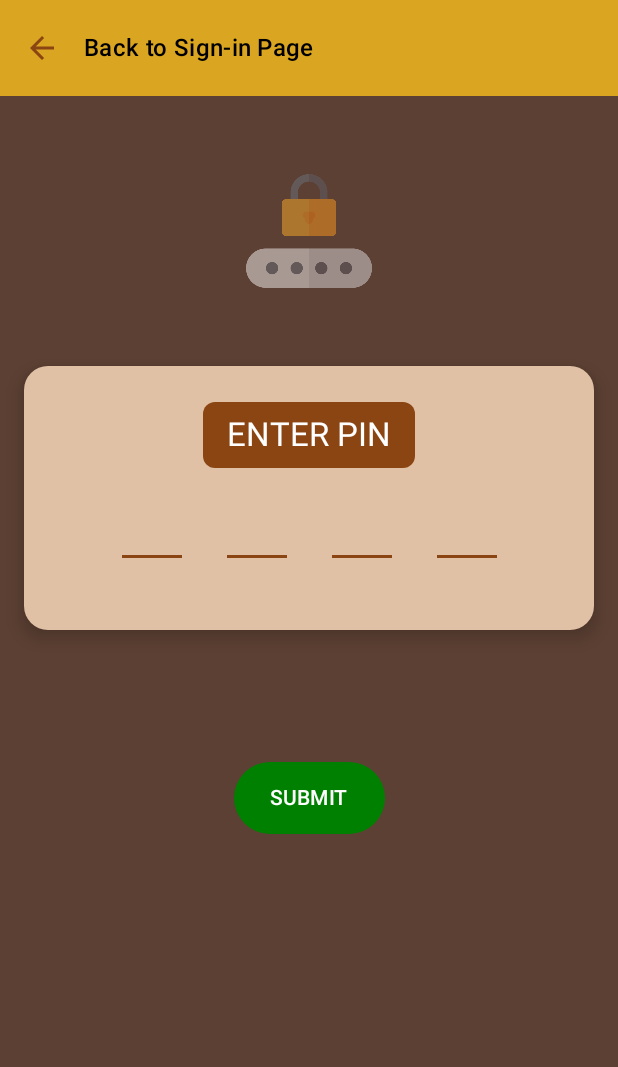
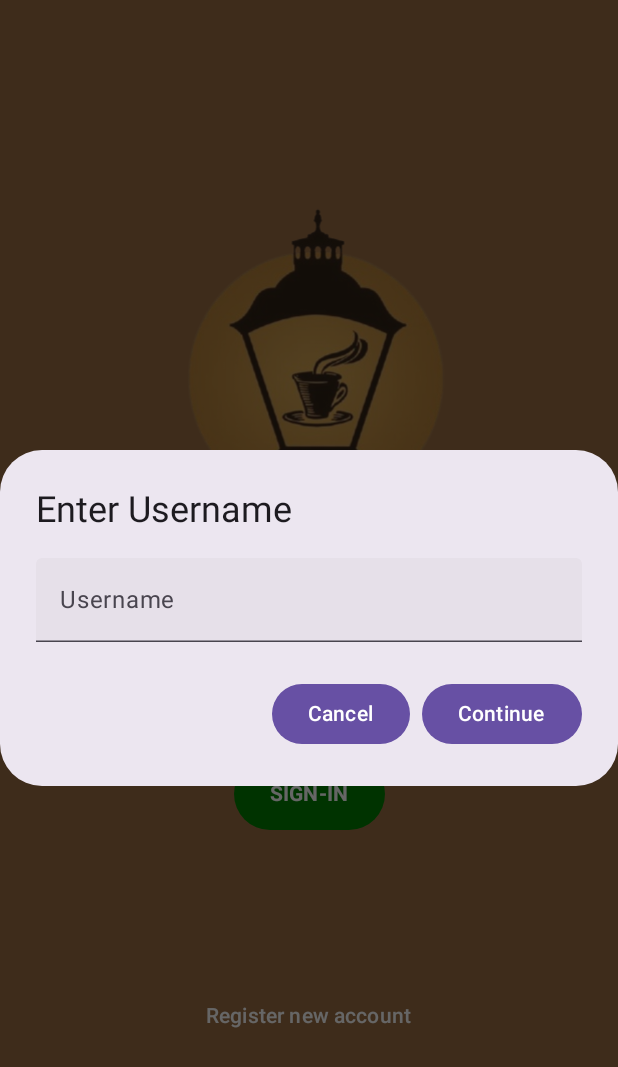
Before and after one commit to Xannyxanx/calleCafe_mobile_app, an Android app built with Jetpack Compose: the screen it shows after launch (MainActivity), after a tap on "SIGN-IN", on a phone screen of 412 x 824 dp. Shown: the top 1067 px of the screen. Run offline under Robolectric (Android 15) with nearby library versions, the phone set to English and light mode, and no system bars; our stand-ins replace Volley.

Commit message:
Version 0.6

```diff
--- a/app/src/main/java/LoginScreen.kt
+++ b/app/src/main/java/LoginScreen.kt
@@ -30,7 +30,8 @@ fun LoginScreen(navController: NavController) {
         var showPinDialog by remember { mutableStateOf(false) }
         var pin by remember { mutableStateOf("") }
         val context = LocalContext.current
-
+        var showUsernameDialog by remember { mutableStateOf(false) }
+        var username by remember { mutableStateOf("") }
 
         fun selectData(pin: String) {
                 val url = "http://192.168.254.107/CalleCafe/login.php"
@@ -75,6 +76,45 @@ fun LoginScreen(navController: NavController) {
         }
 
 
+        if (showUsernameDialog) {
+                AlertDialog(
+                        onDismissRequest = { showUsernameDialog = false },
+                        title = { Text(text = "Enter Username") },
+                        text = {
+                                Column {
+                                        TextField(
+                                                value = username,
+                                                onValueChange = { username = it },
+                                                label = { Text("Username") },
+                                                modifier = Modifier.fillMaxWidth()
+                                        )
+                                }
+                        },
+                        confirmButton = {
+                                Button(
+                                        onClick = {
+                                                if (username.isNotBlank()) {
+                                                        // Navigate to PinInputScreen with username as parameter
+                                                        navController.navigate("Routes.PinInputScreen/$username")
+                                                        showUsernameDialog = false
+                                                } else {
+                                                        Toast.makeText(context, "Please enter your username", Toast.LENGTH_SHORT).show()
+                                                }
+                                        }
+                                ) {
+                                        Text("Continue")
+                                }
+                        },
+                        dismissButton = {
+                                Button(
+                                        onClick = { showUsernameDialog = false }
+                                ) {
+                                        Text("Cancel")
+                                }
+                        }
+                )
+        }
+
 
         BackHandler {
                 // Exit the app when back is pressed on LoginScreen
@@ -104,8 +144,7 @@ fun LoginScreen(navController: NavController) {
                 // Sign-in button
                 Button(
                         onClick = {
-//                                showPinDialog = true
-                                navController.navigate("Routes.PinInputScreen")
+                                showUsernameDialog = true
                         },
                         modifier = Modifier
                                 .bounceClick()
--- a/app/src/main/java/com/example/loginpage/MainActivity.kt
+++ b/app/src/main/java/com/example/loginpage/MainActivity.kt
@@ -41,8 +41,9 @@ class MainActivity : ComponentActivity() {
                     RegistrationScreen(navController)
                 }
                 //NEW PIN INPUT SCREEN
-                composable("Routes.PinInputScreen") {
-                    PinInputScreen(navController, accountViewModel)
+                composable("Routes.PinInputScreen/{username}") { backStackEntry ->
+                    val username = backStackEntry.arguments?.getString("username") ?: ""
+                    PinInputScreen(navController, username, accountViewModel)
                 }
                 composable("Routes.PinAccountInputScreen"){
                     PinAccountInputScreen(navController, accountViewModel)
```
Also changed, not shown: app/src/main/java/AccountsScreen.kt (+5 -5 lines), app/src/main/java/PinInputScreen.kt (+13 -6 lines), app/src/main/java/RegistrationScreen.kt (+9 -5 lines).
